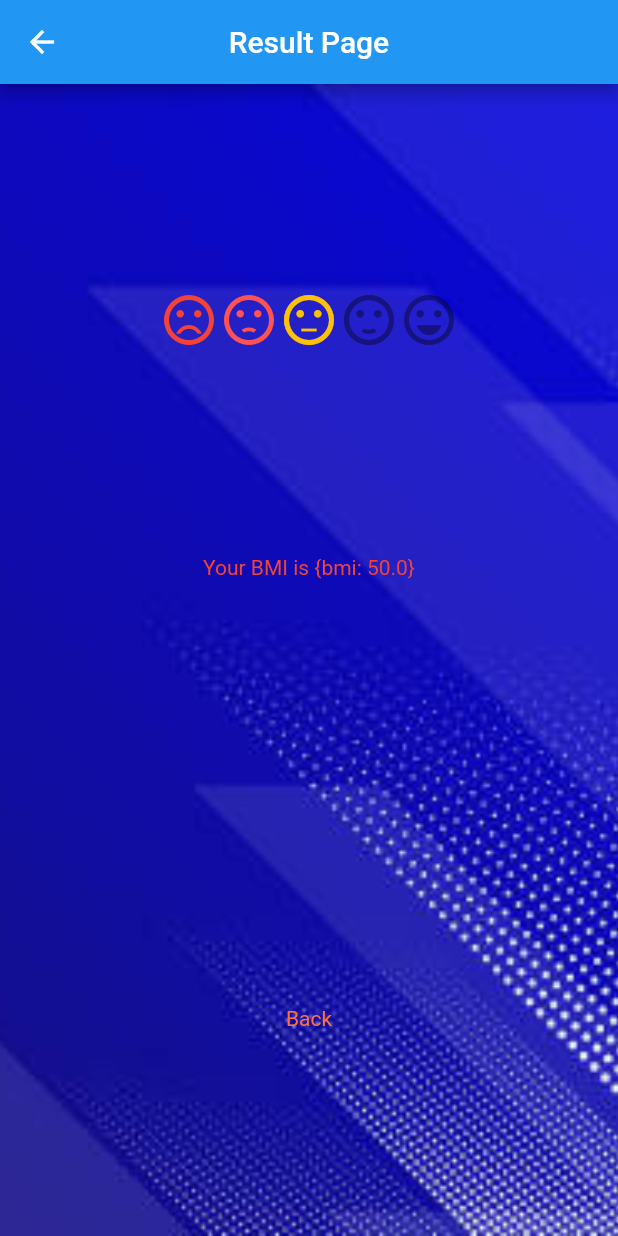
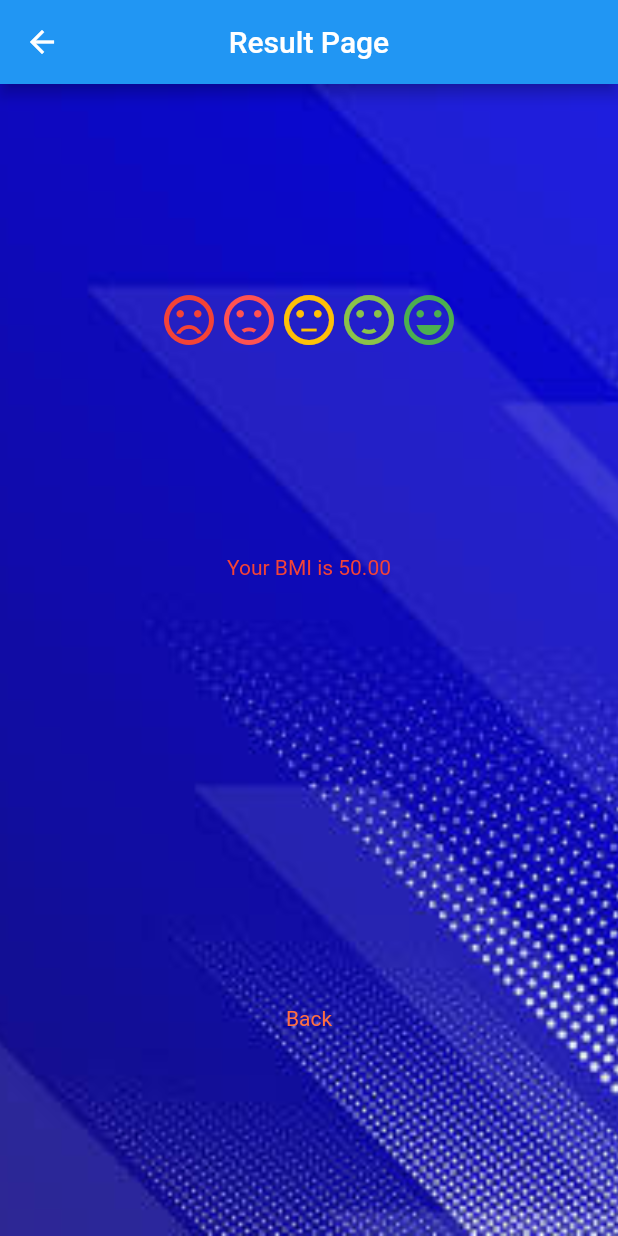
Before and after one commit to Abhay-N-J/bmi_app_flutter, a Flutter app: the screen it shows after launch, after a tap on "Calculate", on a phone screen of 412 x 824 dp. Run offline on Flutter 3.47's test engine with Material 2 defaults, Android fonts, the phone set to English and light mode, and no system bars; drawn by our look-alikes of flutter_rating_bar.

Commit message:
Second Page

```diff
--- a/lib/main.dart
+++ b/lib/main.dart
@@ -25,7 +25,7 @@ class MyApp extends StatelessWidget {
                         fit: BoxFit.cover)),
                 child: const Home());
           },
-          SecondPage.route: (context) => SecondPage()
+          SecondPage.route: (context) => const SecondPage()
         });
   }
 }
@@ -120,7 +120,7 @@ class _HomeState extends State<Home> {
                     // Navigator.push(context,
                     //     MaterialPageRoute(builder: (context) => SecondPage(bmi:bmi)));
                     Navigator.pushNamed(context, SecondPage.route,
-                        arguments: {'bmi': bmi});
+                        arguments: Arguments(bmi));
                   },
                   style: ButtonStyle(
                       foregroundColor:
--- a/lib/secondpage.dart
+++ b/lib/secondpage.dart
@@ -2,7 +2,7 @@ import 'package:flutter/material.dart';
 import 'package:flutter_rating_bar/flutter_rating_bar.dart';
 
 class SecondPage extends StatefulWidget {
-  // const SecondPage({super.key, required this.bmi});
+  const SecondPage({super.key});
 
   // final double bmi; This is for unnamed routing
   static const route = '/second';
@@ -13,7 +13,8 @@ class SecondPage extends StatefulWidget {
 class _SecondPageState extends State<SecondPage> {
   @override
   Widget build(BuildContext context) {
-    final bmi = ModalRoute.of(context)?.settings.arguments;
+    final args = ModalRoute.of(context)!.settings.arguments as Arguments;
+
     return Scaffold(
       appBar: AppBar(
         title: const Text("Result Page"),
@@ -28,7 +29,7 @@ class _SecondPageState extends State<SecondPage> {
             mainAxisAlignment: MainAxisAlignment.spaceEvenly,
             children: [
               RatingBar.builder(
-                initialRating: 3,
+                initialRating: (args.bmi/40)*5,
                 itemCount: 5,
                 itemBuilder: (context, index) {
                   switch (index) {
@@ -69,7 +70,7 @@ class _SecondPageState extends State<SecondPage> {
                 },
               ),
               Text(
-                "Your BMI is ${bmi}",
+                "Your BMI is ${args.bmi.toStringAsFixed(2)}",
                 style: const TextStyle(
                   color: Colors.red,
                 ),
@@ -93,3 +94,9 @@ class _SecondPageState extends State<SecondPage> {
     );
   }
 }
+
+class Arguments {
+  final double bmi;
+
+  Arguments(this.bmi);
+}
```
Also changed, not shown: 2 other files.
